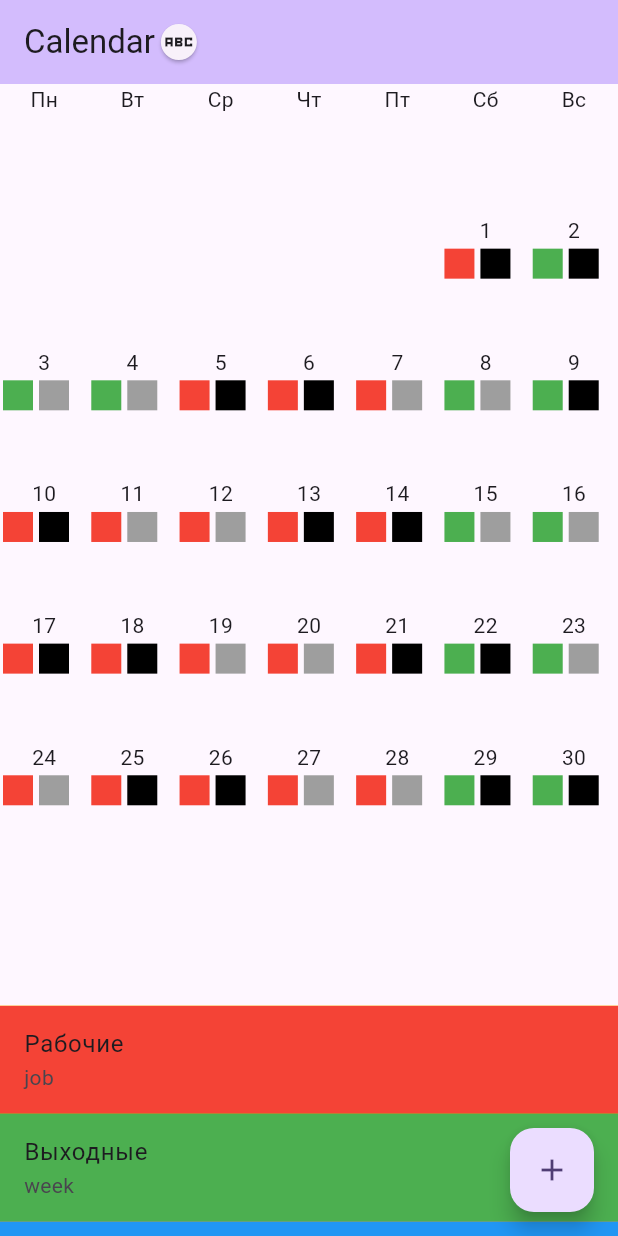
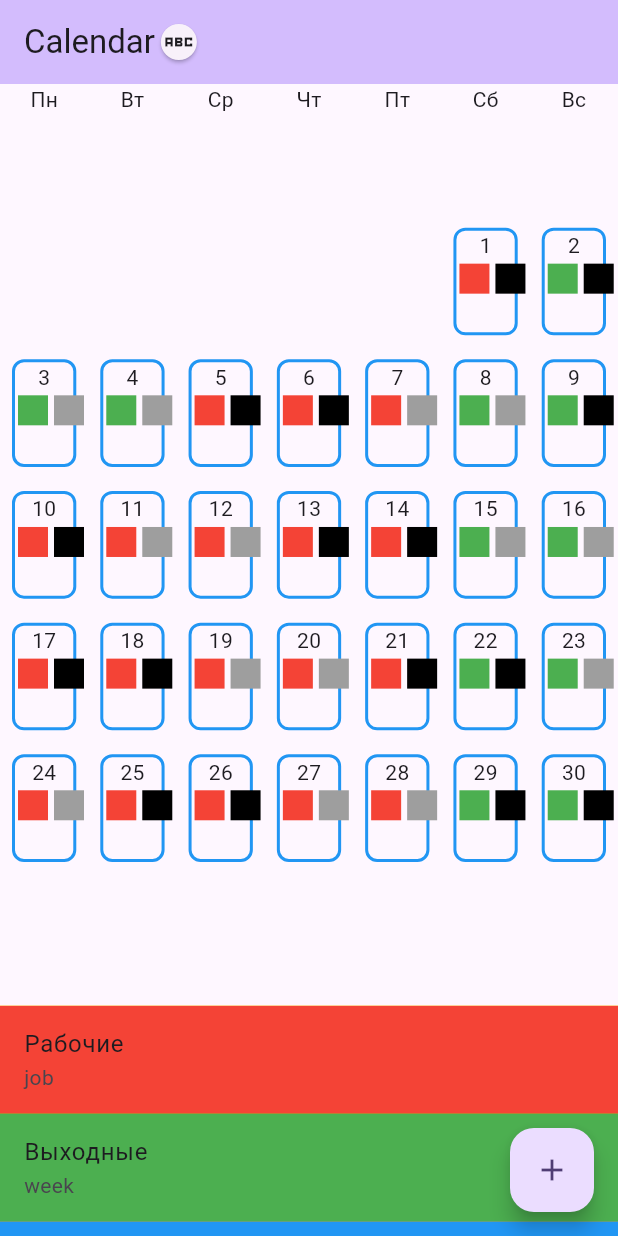
Before and after one commit to budemZhit/focusflow_front, a Flutter app: the screen it shows after launch, on a phone screen of 412 x 824 dp. Run offline on Flutter 3.47's test engine with Material 3 defaults, Android fonts, the phone set to English and light mode, and no system bars.

Commit message:
add docer in my project

```diff
--- a/focus_flow/lib/widget/calendar/calendar.dart
+++ b/focus_flow/lib/widget/calendar/calendar.dart
@@ -1,4 +1,5 @@
 import 'package:flutter/material.dart';
+import 'package:focus_flow/controller/Is_number.dart';
 
 import '../../controller/get_days_with_moth.dart';
 import 'frame.dart';
@@ -77,12 +78,30 @@ class _CalendarState extends State<Calendar> {
           childAspectRatio: squareWidth / squareHeight, // делаем квадраты
           children: List.generate(49, (index) {
 
-
-            return CalendarFrame(
-              index: index,
-              txt: _getLabel(index),
-              colors: markedColors[index] ?? [],
-              onTap: () => _onFrameTap(index),
+            var text = _getLabel(index);
+            if (!isNumber(text)){
+                  return CalendarFrame(
+                    index: index,
+                    txt: _getLabel(index),
+                    colors: markedColors[index] ?? [],
+                    onTap: () => _onFrameTap(index),
+                  );
+            }
+            return Container(
+              margin: const EdgeInsets.all(8), // отступы между элементами
+              decoration: BoxDecoration(
+                border: Border.all(
+                  color: Colors.blue, // цвет обводки
+                  width: 2,           // толщина линии
+                ),
+                borderRadius: BorderRadius.circular(8), // скругление углов
+              ),
+              child: CalendarFrame(
+                index: index,
+                txt: text,
+                colors: markedColors[index] ?? [],
+                onTap: () => _onFrameTap(index),
+              ),
             );
           }),
         );
```
Also changed, not shown: 2 other files.
